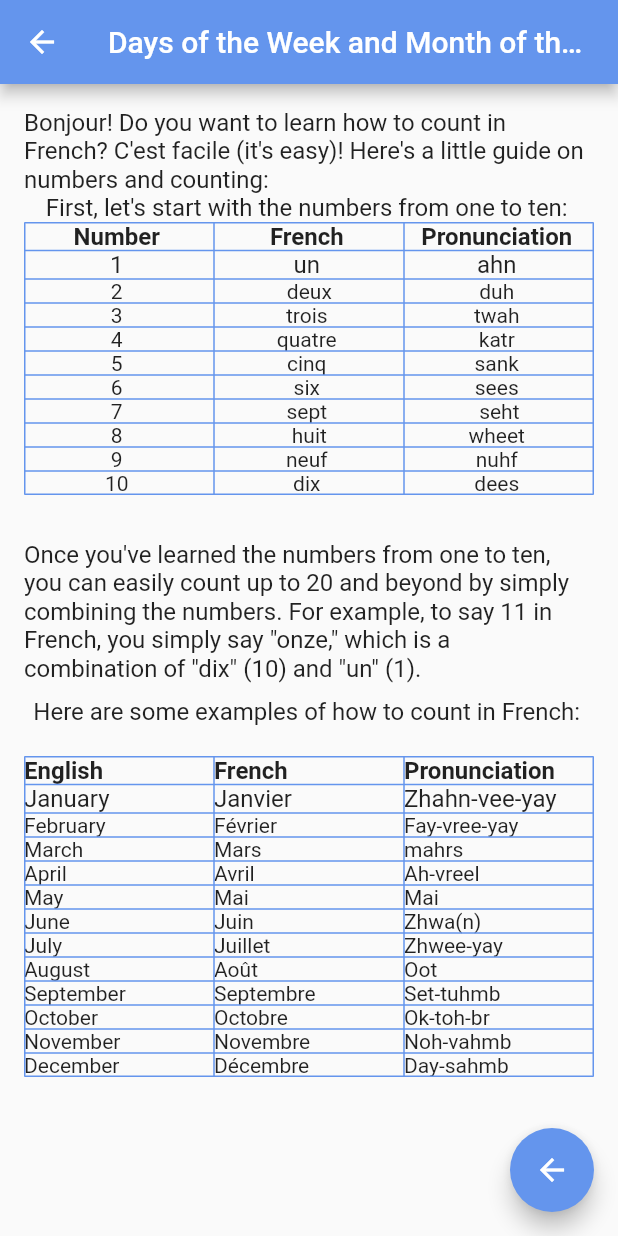
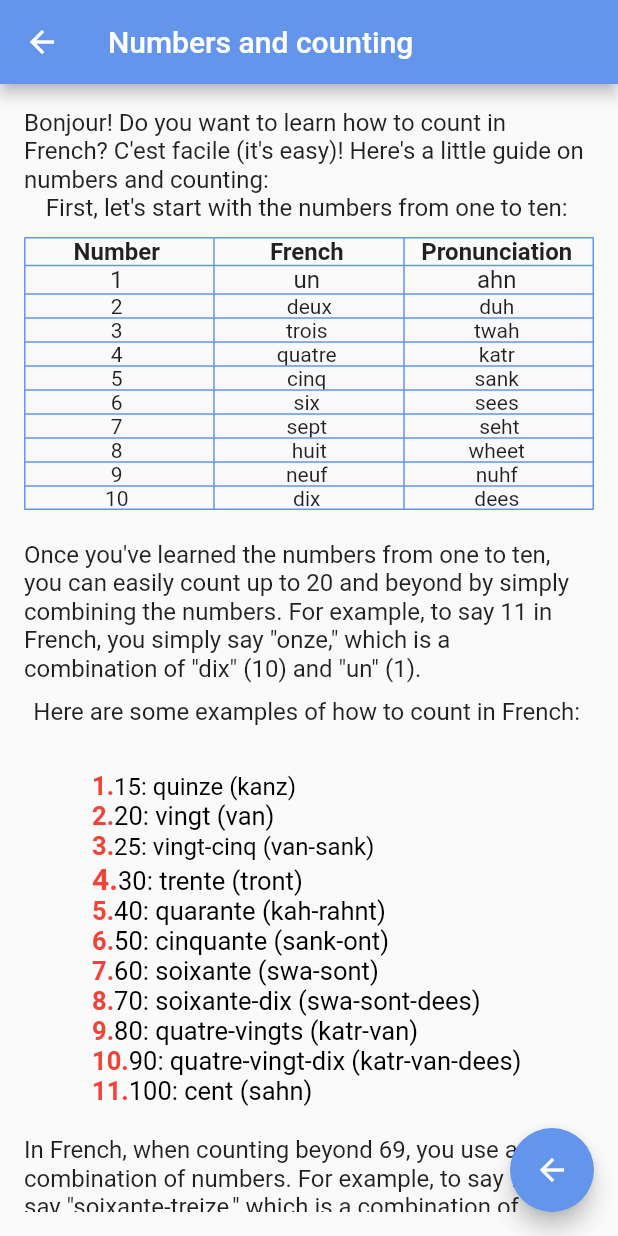
Before and after one commit to Bonnahjohn/frenchify, a Flutter app: the Numbers screen opened by its route, on a phone screen of 412 x 824 dp. Run offline on Flutter 3.47's test engine with Material 2 defaults, Android fonts, the phone set to English and light mode, and no system bars; missing offline and left inert: translator.

Commit message:
numbers and counting in french lesson has being built and review it

```diff
--- a/lib/begin/configuration.dart
+++ b/lib/begin/configuration.dart
@@ -38,3 +38,7 @@ String myIntro =
     "Bonjour! Do you want to learn how to count in French? C'est facile (it's easy)! Here's a little guide on numbers and counting:";
 String next =
     'Once you\'ve learned the numbers from one to ten, you can easily count up to 20 and beyond by simply combining the numbers. For example, to say 11 in French, you simply say "onze," which is a combination of "dix" (10) and "un" (1).';
+String subIntro =
+    'In French, when counting beyond 69, you use a combination of numbers. For example, to say 73, you say "soixante-treize," which is a combination of "soixante" (60) and "treize" (13).';
+String finalNote =
+    'Learning to count in French is important because numbers are used in everyday life, from telling time to buying things at a store. So, practice your numbers and counting skills, and soon you\'ll be able to count like a native French speaker!';
--- a/lib/begin/numbers.dart
+++ b/lib/begin/numbers.dart
@@ -12,7 +12,7 @@ class Numbers extends StatelessWidget {
     return Scaffold(
       appBar: AppBar(
         backgroundColor: Color.fromRGBO(100, 149, 237, 1),
-        title: Text('Days of the Week and Month of the year'),
+        title: Text('Numbers and counting'),
       ),
       body: SafeArea(
           child: Padding(
@@ -30,9 +30,12 @@ class Numbers extends StatelessWidget {
                 style: TextStyle(fontSize: 16),
               ),
               //lessonclass mmmmmmmmmmmmmmmmmmmmmm
+              SizedBox(
+                height: 10,
+              ),
               Nums(),
               SizedBox(
-                height: 30,
+                height: 20,
               ),
               SelectableText(
                 next,
@@ -46,9 +49,23 @@ class Numbers extends StatelessWidget {
                 style: TextStyle(fontSize: 16),
               ),
               SizedBox(
+                height: 10,
+              ),
+              Next(),
+              SizedBox(
                 height: 20,
               ),
-              Next(),
+              SelectableText(
+                subIntro,
+                style: TextStyle(fontSize: 16),
+              ),
+              SizedBox(
+                height: 25,
+              ),
+              SelectableText(
+                finalNote,
+                style: TextStyle(fontSize: 16),
+              ),
               SizedBox(
                 height: 50,
               ),
@@ -154,97 +171,118 @@ class Next extends StatelessWidget {
 
   @override
   Widget build(BuildContext context) {
-    return InteractiveViewer(
-        boundaryMargin: EdgeInsets.all(20.0),
-        child: Table(
-          border: TableBorder.all(color: Color.fromRGBO(100, 149, 237, 1)),
-          children: [
-            TableRow(children: [
-              SelectableText(
-                'English',
-                style: TextStyle(fontSize: 16, fontWeight: FontWeight.bold),
-              ),
-              SelectableText(
-                'French',
-                style: TextStyle(fontSize: 16, fontWeight: FontWeight.bold),
-              ),
-              SelectableText(
-                'Pronunciation',
-                style: TextStyle(fontSize: 16, fontWeight: FontWeight.bold),
-              )
-            ]),
-            TableRow(children: [
-              SelectableText(
-                'January',
-                style: TextStyle(fontSize: 16),
-              ),
-              SelectableText(
-                'Janvier',
-                style: TextStyle(fontSize: 16),
-              ),
-              SelectableText(
-                'Zhahn-vee-yay',
-                style: TextStyle(fontSize: 16),
-              ),
-            ]),
-            TableRow(children: [
-              SelectableText('February'),
-              SelectableText('Février'),
-              SelectableText('Fay-vree-yay'),
-            ]),
-            TableRow(children: [
-              SelectableText("March"),
-              SelectableText('Mars'),
-              SelectableText('mahrs'),
-            ]),
-            TableRow(children: [
-              SelectableText(
-                'April',
-              ),
-              SelectableText('Avril'),
-              SelectableText('Ah-vreel'),
-            ]),
-            TableRow(children: [
-              SelectableText('May'),
-              SelectableText('Mai'),
-              SelectableText('Mai'),
-            ]),
-            TableRow(children: [
-              SelectableText('June'),
-              SelectableText('Juin'),
-              SelectableText('Zhwa(n)'),
-            ]),
-            TableRow(children: [
-              SelectableText('July'),
-              SelectableText('Juillet'),
-              SelectableText('Zhwee-yay'),
-            ]),
-            TableRow(children: [
-              SelectableText('August'),
-              SelectableText('Août'),
-              SelectableText('Oot'),
-            ]),
-            TableRow(children: [
-              SelectableText('September'),
-              SelectableText('Septembre'),
-              SelectableText('Set-tuhmb'),
-            ]),
-            TableRow(children: [
-              SelectableText('October'),
-              SelectableText('Octobre'),
-              SelectableText('Ok-toh-br'),
-            ]),
-            TableRow(children: [
-              SelectableText('November'),
-              SelectableText('Novembre'),
-              SelectableText('Noh-vahmb'),
-            ]),
-            TableRow(children: [
-              SelectableText('December'),
-              SelectableText('Décembre'),
-              SelectableText('Day-sahmb'),
-            ]),
-          ],
-        ));
+    return SelectableText.rich(TextSpan(children: const [
+      TextSpan(text: '', style: TextStyle(color: Colors.black, fontSize: 18)),
+      TextSpan(
+          text: '\n1.',
+          style: TextStyle(
+              color: Colors.red, fontWeight: FontWeight.bold, fontSize: 17)),
+      TextSpan(
+          text: "15: quinze (kanz)",
+          style: TextStyle(
+              color: Colors.black,
+              fontWeight: FontWeight.normal,
+              fontSize: 16)),
+      TextSpan(
+          text: '\n2.',
+          style: TextStyle(
+              color: Colors.red, fontWeight: FontWeight.bold, fontSize: 17)),
+      TextSpan(
+          text: "20: vingt (van)",
+          style: TextStyle(
+              color: Colors.black,
+              fontWeight: FontWeight.normal,
+              fontSize: 17)),
+      TextSpan(
+          text: '\n3.',
+          style: TextStyle(
+              color: Colors.red, fontWeight: FontWeight.bold, fontSize: 17)),
+      TextSpan(
+          text: '25: vingt-cinq (van-sank)',
+          style: TextStyle(
+              color: Colors.black,
+              fontWeight: FontWeight.normal,
+              fontSize: 16)),
+      TextSpan(
+          text: '\n4.',
+          style: TextStyle(
+              color: Colors.red, fontWeight: FontWeight.bold, fontSize: 20)),
+      TextSpan(
+          text: "30: trente (tront)",
+          style: TextStyle(
+              color: Colors.black,
+              fontWeight: FontWeight.normal,
+              fontSize: 17)),
+      TextSpan(
+          text: '\n5.',
+          style: TextStyle(
+              color: Colors.red, fontWeight: FontWeight.bold, fontSize: 17)),
+      TextSpan(
+          text: "40: quarante (kah-rahnt)",
+          style: TextStyle(
+              color: Colors.black,
+              fontWeight: FontWeight.normal,
+              fontSize: 17)),
+      TextSpan(
+          text: '\n6.',
+          style: TextStyle(
+              color: Colors.red, fontWeight: FontWeight.bold, fontSize: 17)),
+      TextSpan(
+          text: "50: cinquante (sank-ont)",
+          style: TextStyle(
+              color: Colors.black,
+              fontWeight: FontWeight.normal,
+              fontSize: 17)),
+      TextSpan(
+          text: '\n7.',
+          style: TextStyle(
+              color: Colors.red, fontWeight: FontWeight.bold, fontSize: 17)),
+      TextSpan(
+          text: "60: soixante (swa-sont)",
+          style: TextStyle(
+              color: Colors.black,
+              fontWeight: FontWeight.normal,
+              fontSize: 17)),
+      TextSpan(
+          text: '\n8.',
+          style: TextStyle(
+              color: Colors.red, fontWeight: FontWeight.bold, fontSize: 17)),
+      TextSpan(
+          text: "70: soixante-dix (swa-sont-dees)",
+          style: TextStyle(
+              color: Colors.black,
+              fontWeight: FontWeight.normal,
+              fontSize: 17)),
+      TextSpan(
+          text: '\n9.',
+          style: TextStyle(
+              color: Colors.red, fontWeight: FontWeight.bold, fontSize: 17)),
+      TextSpan(
+          text: "80: quatre-vingts (katr-van)",
+          style: TextStyle(
+              color: Colors.black,
+              fontWeight: FontWeight.normal,
+              fontSize: 17)),
+      TextSpan(
+          text: '\n10.',
+          style: TextStyle(
+              color: Colors.red, fontWeight: FontWeight.bold, fontSize: 17)),
+      TextSpan(
+          text: "90: quatre-vingt-dix (katr-van-dees)",
+          style: TextStyle(
+              color: Colors.black,
+              fontWeight: FontWeight.normal,
+              fontSize: 17)),
+      TextSpan(
+          text: '\n11.',
+          style: TextStyle(
+              color: Colors.red, fontWeight: FontWeight.bold, fontSize: 17)),
+      TextSpan(
+          text: "100: cent (sahn)",
+          style: TextStyle(
+              color: Colors.black,
+              fontWeight: FontWeight.normal,
+              fontSize: 17)),
+    ]));
   }
 }
```
